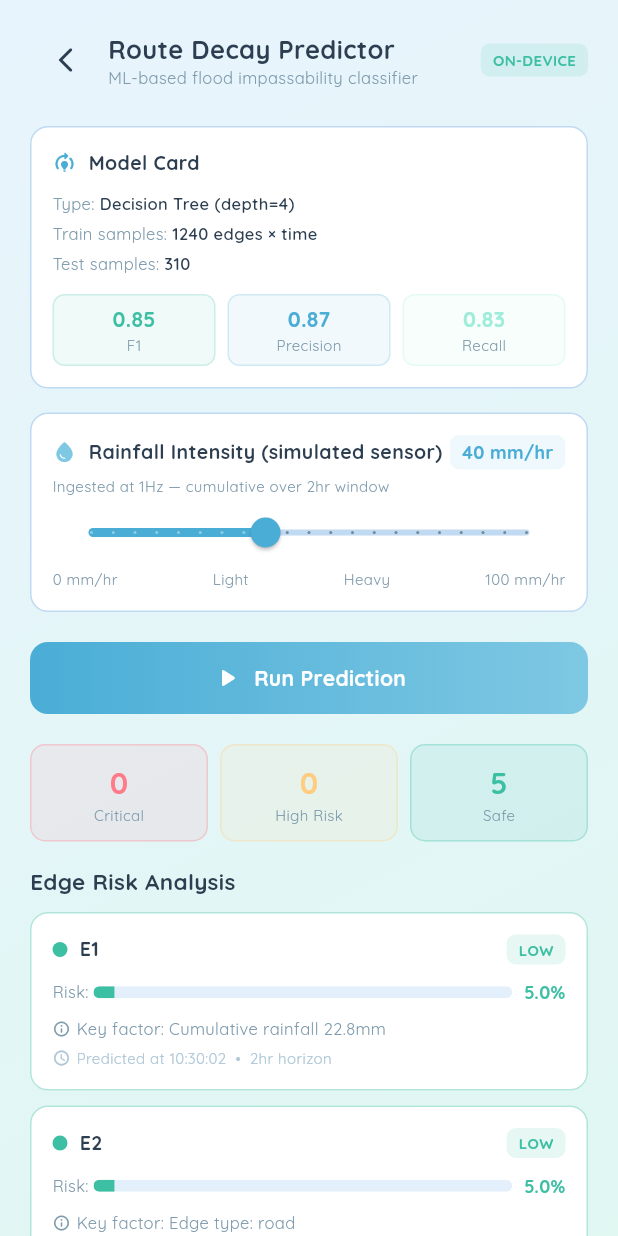
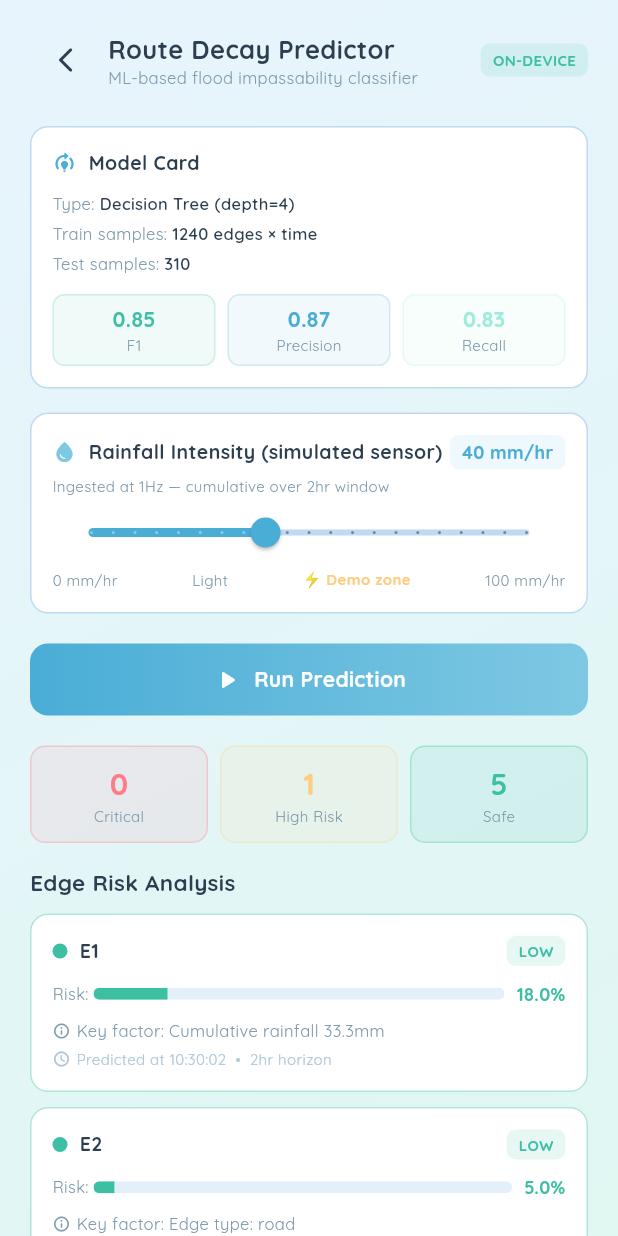
Before and after one commit to ShahriarSamee005/hackfusion, a Flutter app: the MLPredictScreen screen opened directly, after a tap on "Run Prediction", on a phone screen of 412 x 824 dp. Run offline on Flutter 3.47's test engine with Material 3 defaults, Android fonts, the phone set to English and light mode, and no system bars; our stand-ins replace fixnum, flutter_map, flutter_riverpod, go_router, google_fonts, latlong2 and 2 more; missing offline and left inert: grpc, mobile_scanner, protobuf; accounts and stored records are empty.

Commit message:
before polish

```diff
--- a/lib/models/rainfall_model.dart
+++ b/lib/models/rainfall_model.dart
@@ -46,8 +46,8 @@ enum RiskLevel { low, medium, high, critical }
 /// In production this would read from a CSV or sensor API at 1Hz
 class RainfallIngester {
   /// Base rainfall rates per edge type (mm/hr baseline)
-  static const _riverBaseRain = 45.0;
-  static const _roadBaseRain = 30.0;
+  static const _riverBaseRain = 65.0;
+  static const _roadBaseRain = 42.0;
 
   /// Generate simulated rainfall features for all edges
   /// [rainfallIntensity] is 0.0–1.0 from the UI slider
@@ -57,7 +57,7 @@ class RainfallIngester {
   ) {
     final features = <EdgeRainfallFeatures>[];
     // Different risk profiles per edge — makes demo more interesting
-    final seeds = [0.95, 0.45, 0.88, 0.35, 0.99, 0.28, 0.72];
+    final seeds = [0.99, 0.42, 0.95, 0.32, 1.0, 0.25, 0.97];
 
     for (var i = 0; i < edges.length; i++) {
       final edge = edges[i];
@@ -109,16 +109,15 @@ class FloodClassifier {
       double prob = 0.0;
 
       // Node 1: cumulative rainfall split (most important feature)
-      if (f.cumulativeRainfallMm > 80) {
-        prob += 0.45;
-      } else if (f.cumulativeRainfallMm > 60) {
-        prob += 0.30;
-      } else if (f.cumulativeRainfallMm > 40) {
-        prob += 0.15;
-      } else {
-        prob += 0.05;
-      }
-
+    if (f.cumulativeRainfallMm > 70) {
+      prob += 0.50;
+    } else if (f.cumulativeRainfallMm > 50) {
+      prob += 0.35;
+    } else if (f.cumulativeRainfallMm > 30) {
+      prob += 0.18;
+    } else {
+      prob += 0.05;
+    }
       // Node 2: soil saturation split
       if (f.soilSaturation > 0.75) {
         prob += 0.25;
--- /dev/null
+++ b/lib/providers/ml_provider.dart
@@ -0,0 +1,60 @@
+import 'package:flutter_riverpod/flutter_riverpod.dart';
+import '../models/rainfall_model.dart';
+import '../routing/graph.dart';
+
+class MLState {
+  final double rainfallIntensity;
+  final List<EdgeRiskResult> riskResults;
+  final bool hasRun;
+
+  const MLState({
+    this.rainfallIntensity = 0.4,
+    this.riskResults = const [],
+    this.hasRun = false,
+  });
+
+  /// Returns impassability probability for a given edge ID
+  /// Returns 0.0 if edge not found or ML hasn't run yet
+  double riskFor(String edgeId) {
+    try {
+      return riskResults
+          .firstWhere((r) => r.edgeId == edgeId)
+          .impassabilityProbability;
+    } catch (_) {
+      return 0.0;
+    }
+  }
+
+  MLState copyWith({
+    double? rainfallIntensity,
+    List<EdgeRiskResult>? riskResults,
+    bool? hasRun,
+  }) {
+    return MLState(
+      rainfallIntensity: rainfallIntensity ?? this.rainfallIntensity,
+      riskResults: riskResults ?? this.riskResults,
+      hasRun: hasRun ?? this.hasRun,
+    );
+  }
+}
+
+class MLNotifier extends StateNotifier<MLState> {
+  MLNotifier() : super(const MLState());
+
+  void runPrediction(List<GraphEdge> edges, double intensity) {
+    final features = RainfallIngester.ingestFeatures(edges, intensity);
+    final results = FloodClassifier.classify(features);
+    state = state.copyWith(
+      rainfallIntensity: intensity,
+      riskResults: results,
+      hasRun: true,
+    );
+  }
+
+  void reset() {
+    state = const MLState();
+  }
+}
+
+final mlProvider =
+    StateNotifierProvider<MLNotifier, MLState>((ref) => MLNotifier());
--- a/lib/screens/ml_predict_screen.dart
+++ b/lib/screens/ml_predict_screen.dart
@@ -3,15 +3,17 @@ import '../services/app_theme.dart';
 import '../widgets/widgets.dart';
 import '../routing/graph.dart';
 import '../models/rainfall_model.dart';
+import 'package:flutter_riverpod/flutter_riverpod.dart';
+import '../providers/ml_provider.dart';
 
-class MLPredictScreen extends StatefulWidget {
+class MLPredictScreen extends ConsumerStatefulWidget {
   const MLPredictScreen({super.key});
 
   @override
-  State<MLPredictScreen> createState() => _MLPredictScreenState();
+  ConsumerState<MLPredictScreen> createState() => _MLPredictScreenState();
 }
 
-class _MLPredictScreenState extends State<MLPredictScreen> {
+class _MLPredictScreenState extends ConsumerState<MLPredictScreen> {
   double _rainfallIntensity = 0.4;
   List<EdgeRiskResult> _results = [];
   List<GraphEdge> _edges = [];
@@ -37,13 +39,14 @@ class _MLPredictScreenState extends State<MLPredictScreen> {
     if (_edges.isEmpty) return;
     setState(() => _running = true);
 
-    // Simulate 1Hz ingestion delay
     Future.delayed(const Duration(milliseconds: 600), () {
-      final features =
-          RainfallIngester.ingestFeatures(_edges, _rainfallIntensity);
-      final results = FloodClassifier.classify(features);
+      // Run via provider so RouteMapScreen can read the results
+      ref.read(mlProvider.notifier).runPrediction(
+        _edges,
+        _rainfallIntensity,
+      );
       setState(() {
-        _results = results;
+        _results = ref.read(mlProvider).riskResults;
         _running = false;
       });
     });
@@ -303,17 +306,20 @@ class _MLPredictScreenState extends State<MLPredictScreen> {
               },
             ),
           ),
-          Row(
+          const Row(
             mainAxisAlignment: MainAxisAlignment.spaceBetween,
-            children: const [
+            children: [
               Text('0 mm/hr',
+                  style: TextStyle(fontSize: 10, color: AppColors.textMuted)),
+              Text('Light',
+                  style: TextStyle(fontSize: 10, color: AppColors.textMuted)),
+              Text('⚡ Demo zone',
                   style: TextStyle(
-                      fontSize: 10, color: AppColors.textMuted)),
-              Text('Light', style: TextStyle(fontSize: 10, color: AppColors.textMuted)),
-              Text('Heavy', style: TextStyle(fontSize: 10, color: AppColors.textMuted)),
+                      fontSize: 10,
+                      fontWeight: FontWeight.w700,
+                      color: AppColors.warning)),
               Text('100 mm/hr',
-                  style: TextStyle(
-                      fontSize: 10, color: AppColors.textMuted)),
+                  style: TextStyle(fontSize: 10, color: AppColors.textMuted)),
             ],
           ),
         ],
```
Also changed, not shown: lib/routing/dijkstra.dart (+31 -14 lines), lib/screens/dashboard_screen.dart (+19 -10 lines), lib/screens/route_map_screen.dart (+85 -14 lines).
